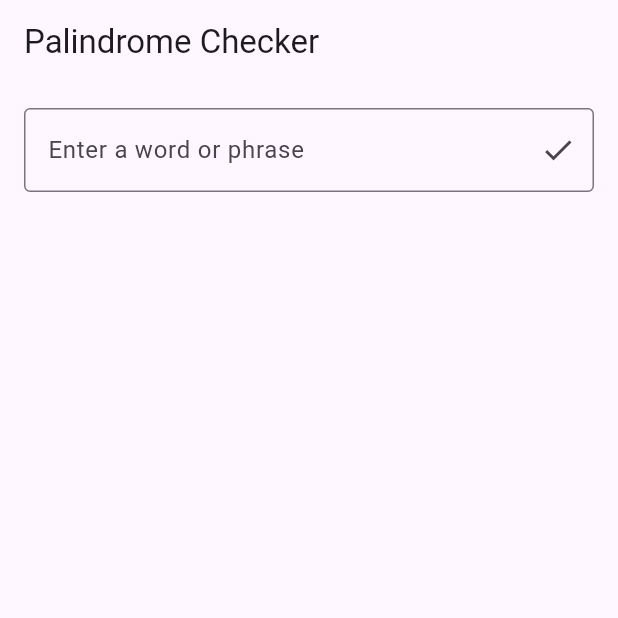
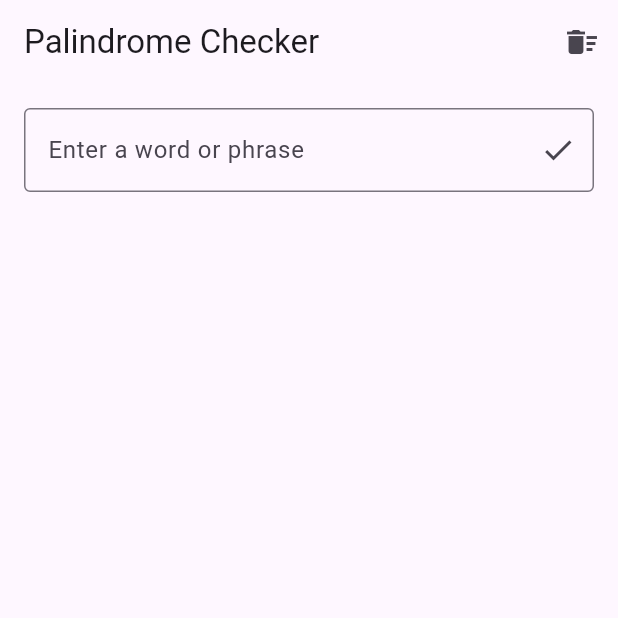
Before and after one commit to OlgaSHp/palindrome_checker_app, a Flutter app: the screen it shows after launch, on a phone screen of 412 x 824 dp, the top half of it. Run offline on Flutter 3.47's test engine with Material 3 defaults, Android fonts, the phone set to English and light mode, and no system bars.

Commit message:
Update palindrome_screen.dart: Add clear history button to AppBar

```diff
--- a/lib/palindrome_screen.dart
+++ b/lib/palindrome_screen.dart
@@ -28,6 +28,19 @@ class _PalindromeCheckerState extends State<PalindromeChecker> {
     return Scaffold(
       appBar: AppBar(
         title: const Text('Palindrome Checker'), // App title
+
+        actions: [
+          IconButton(
+            icon: const Icon(Icons.delete_sweep), // Clear history icon
+            onPressed: () {
+              Provider.of<PalindromeController>(
+                context,
+                listen: false,
+              ).clearHistory(); // Call controller to clear history
+            },
+            tooltip: 'Clear History', // Tooltip for accessibility
+          ),
+        ],
       ),
       body: Padding(
         padding: const EdgeInsets.all(16.0), // Add padding to content
```
